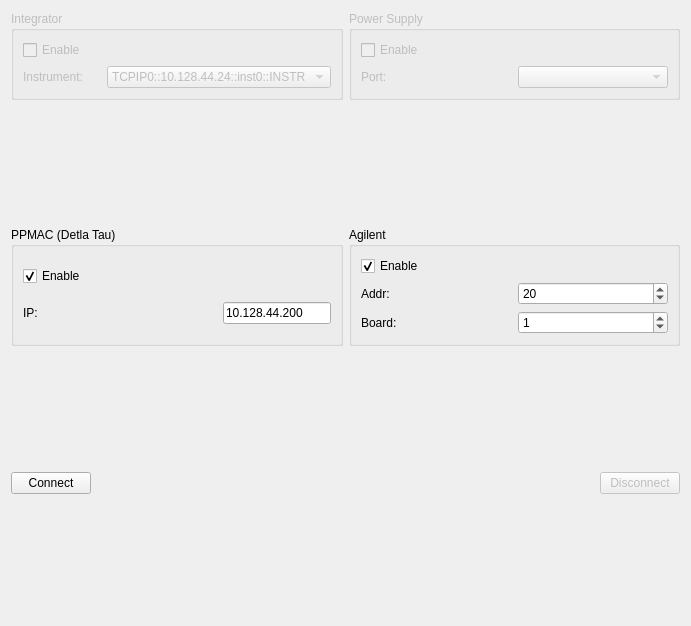
Qt form flipcoil/gui/ui/connectionwidget.ui (lnls-ima/flip-coil-control) before a commit.
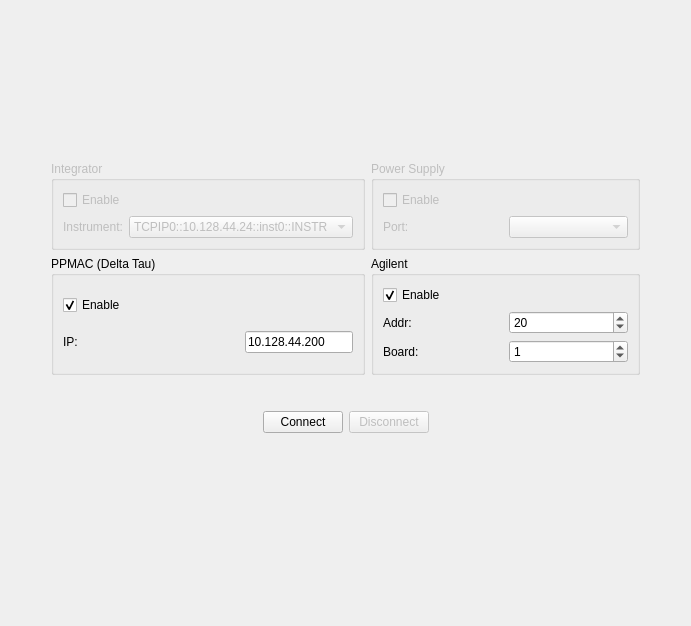
The same form after that commit.

```diff
--- a/flipcoil/gui/ui/connectionwidget.ui
+++ b/flipcoil/gui/ui/connectionwidget.ui
@@ -14,92 +14,71 @@
    <string>Form</string>
   </property>
   <layout class="QGridLayout" name="gridLayout_2">
-   <item row="2" column="1">
-    <widget class="QGroupBox" name="groupBox_3">
-     <property name="title">
-      <string>Agilent</string>
+   <item row="1" column="3">
+    <spacer name="horizontalSpacer_4">
+     <property name="orientation">
+      <enum>Qt::Horizontal</enum>
      </property>
-     <layout class="QGridLayout" name="gridLayout_5">
-      <item row="0" column="0" colspan="2">
-       <widget class="QCheckBox" name="chb_voltimeter_en">
-        <property name="text">
-         <string>Enable</string>
-        </property>
-        <property name="checked">
-         <bool>true</bool>
-        </property>
-       </widget>
-      </item>
-      <item row="1" column="0">
-       <widget class="QLabel" name="label_5">
-        <property name="text">
-         <string>Addr:</string>
-        </property>
-       </widget>
-      </item>
-      <item row="1" column="1">
-       <widget class="QSpinBox" name="sb_agilent_addr">
-        <property name="value">
-         <number>20</number>
-        </property>
-       </widget>
-      </item>
-      <item row="2" column="0">
-       <widget class="QLabel" name="label_6">
-        <property name="text">
-         <string>Board:</string>
-        </property>
-       </widget>
-      </item>
-      <item row="2" column="1">
-       <widget class="QSpinBox" name="sb_agilent_board">
-        <property name="value">
-         <number>1</number>
-        </property>
-       </widget>
-      </item>
-     </layout>
-    </widget>
+     <property name="sizeType">
+      <enum>QSizePolicy::Fixed</enum>
+     </property>
+     <property name="sizeHint" stdset="0">
+      <size>
+       <width>40</width>
+       <height>20</height>
+      </size>
+     </property>
+    </spacer>
    </item>
-   <item row="0" column="0">
-    <widget class="QGroupBox" name="groupBox">
+   <item row="1" column="2">
+    <widget class="QGroupBox" name="groupBox_4">
      <property name="enabled">
       <bool>false</bool>
      </property>
      <property name="title">
-      <string>Integrator</string>
+      <string>Power Supply</string>
      </property>
-     <layout class="QGridLayout" name="gridLayout">
+     <layout class="QGridLayout" name="gridLayout_3">
       <item row="0" column="0" colspan="2">
-       <widget class="QCheckBox" name="chb_integrator_en">
+       <widget class="QCheckBox" name="chb_ps_en">
         <property name="text">
          <string>Enable</string>
         </property>
        </widget>
       </item>
       <item row="1" column="0">
-       <widget class="QLabel" name="label">
+       <widget class="QLabel" name="label_3">
         <property name="text">
-         <string>Instrument:</string>
+         <string>Port:</string>
         </property>
        </widget>
       </item>
       <item row="1" column="1">
-       <widget class="QComboBox" name="cmb_integrator_inst">
-        <item>
-         <property name="text">
-          <string>TCPIP0::10.128.44.24::inst0::INSTR</string>
-         </property>
-        </item>
-       </widget>
+       <widget class="QComboBox" name="cmb_ps_port"/>
       </item>
      </layout>
     </widget>
    </item>
-   <item row="2" column="0">
+   <item row="1" column="0">
+    <spacer name="horizontalSpacer_3">
+     <property name="orientation">
+      <enum>Qt::Horizontal</enum>
+     </property>
+     <property name="sizeType">
+      <enum>QSizePolicy::Fixed</enum>
+     </property>
+     <property name="sizeHint" stdset="0">
+      <size>
+       <width>40</width>
+       <height>20</height>
+      </size>
+     </property>
+    </spacer>
+   </item>
+   <item row="3" column="1">
     <widget class="QGroupBox" name="groupBox_2">
      <property name="title">
-      <string>PPMAC (Detla Tau)</string>
+      <string>PPMAC (Delta Tau)</string>
      </property>
      <layout class="QGridLayout" name="gridLayout_4">
       <item row="0" column="0" colspan="2">
@@ -135,8 +114,21 @@
      </layout>
     </widget>
    </item>
-   <item row="4" column="0" colspan="2">
+   <item row="5" column="1" colspan="2">
     <layout class="QHBoxLayout" name="horizontalLayout">
+     <item>
+      <spacer name="horizontalSpacer_2">
+       <property name="orientation">
+        <enum>Qt::Horizontal</enum>
+       </property>
+       <property name="sizeHint" stdset="0">
+        <size>
+         <width>40</width>
+         <height>20</height>
+        </size>
+       </property>
+      </spacer>
+     </item>
      <item>
       <widget class="QPushButton" name="pbt_connect">
        <property name="text">
@@ -144,19 +136,6 @@
        </property>
       </widget>
      </item>
-     <item>
-      <spacer name="horizontalSpacer">
-       <property name="orientation">
-        <enum>Qt::Horizontal</enum>
-       </property>
-       <property name="sizeHint" stdset="0">
-        <size>
-         <width>40</width>
-         <height>20</height>
-        </size>
-       </property>
-      </spacer>
-     </item>
      <item>
       <widget class="QPushButton" name="pbt_disconnect">
        <property name="enabled">
@@ -167,72 +146,144 @@
        </property>
       </widget>
      </item>
+     <item>
+      <spacer name="horizontalSpacer">
+       <property name="orientation">
+        <enum>Qt::Horizontal</enum>
+       </property>
+       <property name="sizeHint" stdset="0">
+        <size>
+         <width>40</width>
+         <height>20</height>
+        </size>
+       </property>
+      </spacer>
+     </item>
     </layout>
    </item>
-   <item row="1" column="0">
+   <item row="6" column="1">
+    <spacer name="verticalSpacer_3">
+     <property name="orientation">
+      <enum>Qt::Vertical</enum>
+     </property>
+     <property name="sizeHint" stdset="0">
+      <size>
+       <width>20</width>
+       <height>40</height>
+      </size>
+     </property>
+    </spacer>
+   </item>
+   <item row="1" column="1">
+    <widget class="QGroupBox" name="groupBox">
+     <property name="enabled">
+      <bool>false</bool>
+     </property>
+     <property name="title">
+      <string>Integrator</string>
+     </property>
+     <layout class="QGridLayout" name="gridLayout">
+      <item row="0" column="0" colspan="2">
+       <widget class="QCheckBox" name="chb_integrator_en">
+        <property name="text">
+         <string>Enable</string>
+        </property>
+       </widget>
+      </item>
+      <item row="1" column="0">
+       <widget class="QLabel" name="label">
+        <property name="text">
+         <string>Instrument:</string>
+        </property>
+       </widget>
+      </item>
+      <item row="1" column="1">
+       <widget class="QComboBox" name="cmb_integrator_inst">
+        <item>
+         <property name="text">
+          <string>TCPIP0::10.128.44.24::inst0::INSTR</string>
+         </property>
+        </item>
+       </widget>
+      </item>
+     </layout>
+    </widget>
+   </item>
+   <item row="3" column="2">
+    <widget class="QGroupBox" name="groupBox_3">
+     <property name="title">
+      <string>Agilent</string>
+     </property>
+     <layout class="QGridLayout" name="gridLayout_5">
+      <item row="0" column="0" colspan="2">
+       <widget class="QCheckBox" name="chb_voltimeter_en">
+        <property name="text">
+         <string>Enable</string>
+        </property>
+        <property name="checked">
+         <bool>true</bool>
+        </property>
+       </widget>
+      </item>
+      <item row="1" column="0">
+       <widget class="QLabel" name="label_5">
+        <property name="text">
+         <string>Addr:</string>
+        </property>
+       </widget>
+      </item>
+      <item row="1" column="1">
+       <widget class="QSpinBox" name="sb_agilent_addr">
+        <property name="value">
+         <number>20</number>
+        </property>
+       </widget>
+      </item>
+      <item row="2" column="0">
+       <widget class="QLabel" name="label_6">
+        <property name="text">
+         <string>Board:</string>
+        </property>
+       </widget>
+      </item>
+      <item row="2" column="1">
+       <widget class="QSpinBox" name="sb_agilent_board">
+        <property name="value">
+         <number>1</number>
+        </property>
+       </widget>
+      </item>
+     </layout>
+    </widget>
+   </item>
+   <item row="4" column="1">
     <spacer name="verticalSpacer">
      <property name="orientation">
       <enum>Qt::Vertical</enum>
      </property>
+     <property name="sizeType">
+      <enum>QSizePolicy::Minimum</enum>
+     </property>
      <property name="sizeHint" stdset="0">
       <size>
        <width>20</width>
-       <height>40</height>
+       <height>30</height>
       </size>
      </property>
     </spacer>
    </item>
    <item row="0" column="1">
-    <widget class="QGroupBox" name="groupBox_4">
-     <property name="enabled">
-      <bool>false</bool>
-     </property>
-     <property name="title">
-      <string>Power Supply</string>
-     </property>
-     <layout class="QGridLayout" name="gridLayout_3">
-      <item row="0" column="0" colspan="2">
-       <widget class="QCheckBox" name="chb_ps_en">
-        <property name="text">
-         <string>Enable</string>
-        </property>
-       </widget>
-      </item>
-      <item row="1" column="0">
-       <widget class="QLabel" name="label_3">
-        <property name="text">
-         <string>Port:</string>
-        </property>
-       </widget>
-      </item>
-      <item row="1" column="1">
-       <widget class="QComboBox" name="cmb_ps_port"/>
-      </item>
-     </layout>
-    </widget>
-   </item>
-   <item row="3" column="0">
     <spacer name="verticalSpacer_2">
      <property name="orientation">
       <enum>Qt::Vertical</enum>
      </property>
-     <property name="sizeHint" stdset="0">
-      <size>
-       <width>20</width>
-       <height>40</height>
-      </size>
+     <property name="sizeType">
+      <enum>QSizePolicy::Fixed</enum>
      </property>
-    </spacer>
-   </item>
-   <item row="5" column="0">
-    <spacer name="verticalSpacer_3">
-     <property name="orientation">
-      <enum>Qt::Vertical</enum>
-     </property>
      <property name="sizeHint" stdset="0">
       <size>
        <width>20</width>
-       <height>40</height>
+       <height>150</height>
       </size>
      </property>
     </spacer>
```
